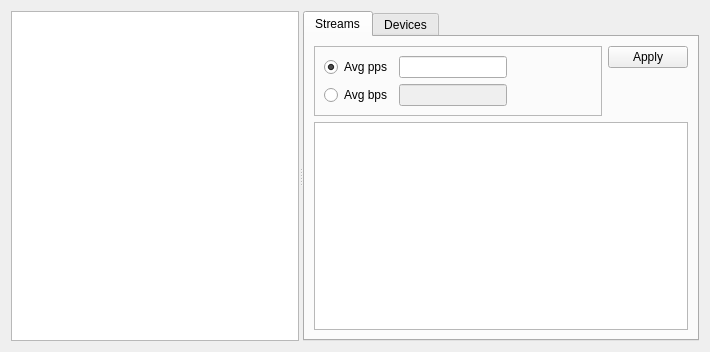
Old version of the form client/portswindow.ui in the repository pstavirs/ostinato.
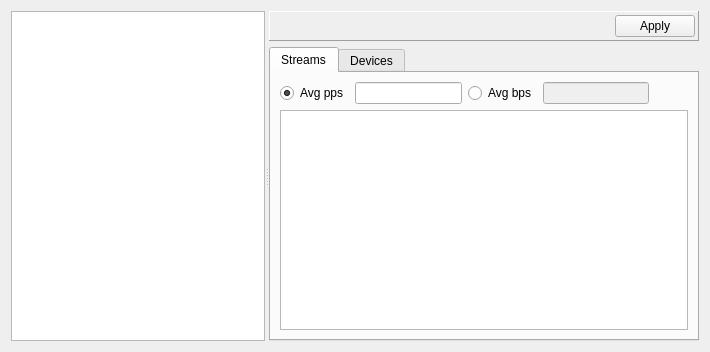
New version of the form. Icons and pictures are not drawn.

Commit message: Device Emulation (contd.): UI changes so that the 'Apply' button is seen to be common for both streams and devices; provisional UI for device information

Diff of the .ui file:
```diff
--- a/client/portswindow.ui
+++ b/client/portswindow.ui
@@ -34,7 +34,7 @@
        <number>0</number>
       </property>
       <widget class="QWidget" name="portDetail" >
-       <layout class="QGridLayout" >
+       <layout class="QVBoxLayout" >
         <property name="leftMargin" >
          <number>0</number>
         </property>
@@ -47,7 +47,51 @@
         <property name="bottomMargin" >
          <number>0</number>
         </property>
-        <item row="1" column="0" >
+        <item>
+         <widget class="QFrame" name="frame" >
+          <property name="frameShape" >
+           <enum>QFrame::Panel</enum>
+          </property>
+          <property name="frameShadow" >
+           <enum>QFrame::Raised</enum>
+          </property>
+          <layout class="QHBoxLayout" >
+           <property name="leftMargin" >
+            <number>3</number>
+           </property>
+           <property name="topMargin" >
+            <number>3</number>
+           </property>
+           <property name="rightMargin" >
+            <number>3</number>
+           </property>
+           <property name="bottomMargin" >
+            <number>3</number>
+           </property>
+           <item>
+            <spacer>
+             <property name="orientation" >
+              <enum>Qt::Horizontal</enum>
+             </property>
+             <property name="sizeHint" >
+              <size>
+               <width>40</width>
+               <height>20</height>
+              </size>
+             </property>
+            </spacer>
+           </item>
+           <item>
+            <widget class="QPushButton" name="pbApply" >
+             <property name="text" >
+              <string>Apply</string>
+             </property>
+            </widget>
+           </item>
+          </layout>
+         </widget>
+        </item>
+        <item>
          <widget class="QTabWidget" name="portConfig" >
           <property name="currentIndex" >
            <number>0</number>
@@ -60,21 +104,6 @@
             <item>
              <layout class="QHBoxLayout" >
               <item>
-               <widget class="QFrame" name="frAggregate" >
-                <property name="sizePolicy" >
-                 <sizepolicy vsizetype="Fixed" hsizetype="Preferred" >
-                  <horstretch>0</horstretch>
-                  <verstretch>0</verstretch>
-                 </sizepolicy>
-                </property>
-                <property name="frameShape" >
-                 <enum>QFrame::StyledPanel</enum>
-                </property>
-                <property name="frameShadow" >
-                 <enum>QFrame::Sunken</enum>
-                </property>
-                <layout class="QGridLayout" >
-                 <item row="0" column="0" >
                   <widget class="QRadioButton" name="radioButton" >
                    <property name="text" >
                     <string>Avg pps</string>
@@ -84,24 +113,24 @@
                    </property>
                   </widget>
                  </item>
-                 <item row="0" column="1" >
+              <item>
                   <widget class="QLineEdit" name="averagePacketsPerSec" />
                  </item>
-                 <item row="1" column="0" >
+              <item>
                   <widget class="QRadioButton" name="radioButton_2" >
                    <property name="text" >
                     <string>Avg bps</string>
                    </property>
                   </widget>
                  </item>
-                 <item row="1" column="1" >
+              <item>
                   <widget class="QLineEdit" name="averageBitsPerSec" >
                    <property name="enabled" >
                     <bool>false</bool>
                    </property>
                   </widget>
                  </item>
-                 <item row="0" column="2" >
+              <item>
                   <spacer>
                    <property name="orientation" >
                     <enum>Qt::Horizontal</enum>
@@ -113,33 +142,6 @@
                     </size>
                    </property>
                   </spacer>
-                 </item>
-                </layout>
-               </widget>
-              </item>
-              <item>
-               <layout class="QVBoxLayout" >
-                <item>
-                 <widget class="QPushButton" name="pbApply" >
-                  <property name="text" >
-                   <string>Apply</string>
-                  </property>
-                 </widget>
-                </item>
-                <item>
-                 <spacer>
-                  <property name="orientation" >
-                   <enum>Qt::Vertical</enum>
-                  </property>
-                  <property name="sizeHint" >
-                   <size>
-                    <width>20</width>
-                    <height>0</height>
-                   </size>
-                  </property>
-                 </spacer>
-                </item>
-               </layout>
               </item>
              </layout>
             </item>
```
Left out of the diff: 57 changed lines with no effect on the pictures. Lines whose indentation alone changed are shown as unchanged. The commit also changes 2 other files.
